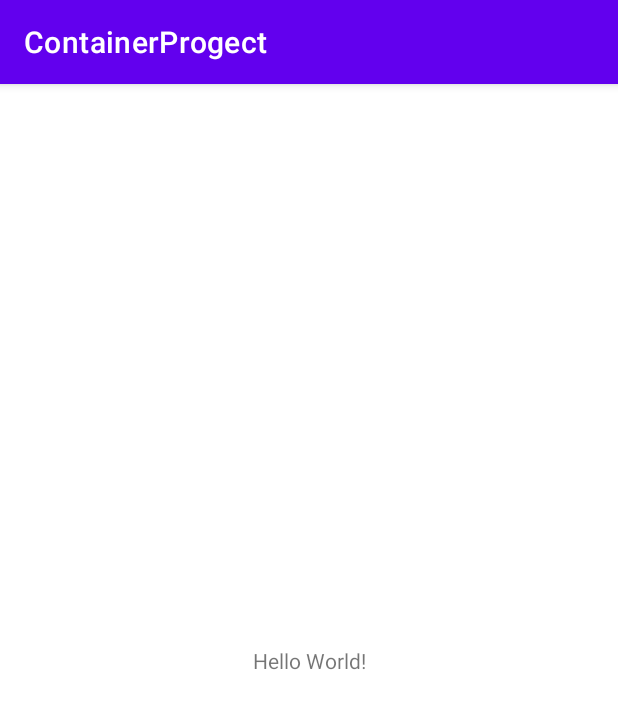
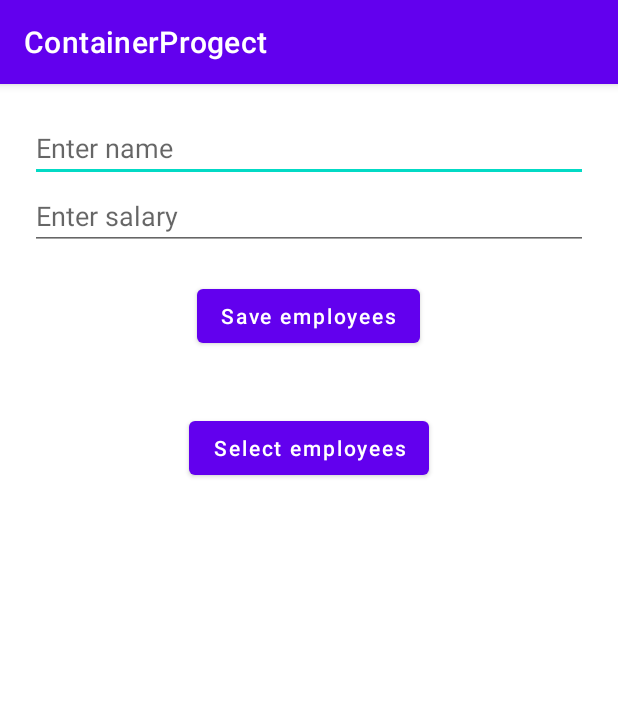
Before and after one commit to VladimirTsihukov/ContainerProgect, an Android app: the screen it shows after launch (MainActivity), on a phone screen of 412 x 824 dp. Shown: the top 709 px of the screen. Run offline under Robolectric (Android 15) with nearby library versions, the phone set to English and light mode, and no system bars; our stand-ins replace Room's generated code.

Commit message:
01_create_db

```diff
--- a/app/build.gradle
+++ b/app/build.gradle
@@ -1,6 +1,7 @@
 plugins {
     id 'com.android.application'
     id 'kotlin-android'
+    id 'kotlin-kapt'
     id 'kotlin-android-extensions'
 }
 
@@ -43,4 +44,15 @@ dependencies {
     testImplementation 'junit:junit:4.+'
     androidTestImplementation 'androidx.test.ext:junit:1.1.2'
     androidTestImplementation 'androidx.test.espresso:espresso-core:3.3.0'
+
+    def room_version = "2.3.0"
+
+    implementation("androidx.room:room-runtime:$room_version")
+    annotationProcessor "androidx.room:room-compiler:$room_version"
+
+    // To use Kotlin annotation processing tool (kapt)
+    kapt("androidx.room:room-compiler:$room_version")
+
+    // optional - Kotlin Extensions and Coroutines support for Room
+    implementation("androidx.room:room-ktx:$room_version")
 }
--- a/app/src/main/AndroidManifest.xml
+++ b/app/src/main/AndroidManifest.xml
@@ -6,6 +6,7 @@
         android:allowBackup="true"
         android:icon="@mipmap/ic_launcher"
         android:label="@string/app_name"
+        android:name=".App"
         android:roundIcon="@mipmap/ic_launcher_round"
         android:supportsRtl="true"
         android:theme="@style/Theme.ContainerProgect">
--- /dev/null
+++ b/app/src/main/java/com/androidapp/containerprogect/App.kt
@@ -0,0 +1,17 @@
+package com.androidapp.containerprogect
+
+import android.app.Application
+import com.androidapp.containerprogect.room.AppDataBase
+
+class App : Application() {
+
+    companion object {
+        lateinit var db: AppDataBase
+    }
+
+    override fun onCreate() {
+        super.onCreate()
+
+        db = AppDataBase.instance(this)
+    }
+}
--- a/app/src/main/java/com/androidapp/containerprogect/MainActivity.kt
+++ b/app/src/main/java/com/androidapp/containerprogect/MainActivity.kt
@@ -1,11 +1,54 @@
 package com.androidapp.containerprogect
 
+import android.os.Bundle
+import android.util.Log
 import androidx.appcompat.app.AppCompatActivity
-import android.os.Bundle
+import com.androidapp.containerprogect.room.data.Employees
+import kotlinx.android.synthetic.main.activity_main.*
+import kotlinx.coroutines.*
+
+const val TAG = "MainActivity"
 
 class MainActivity : AppCompatActivity() {
+
+    private val db by lazy { App.db }
+    private val handler = CoroutineExceptionHandler { _, throwable ->
+        getLogError(throwable.message.toString())
+    }
+    private val scope = CoroutineScope(SupervisorJob() + Dispatchers.Main + handler)
+
     override fun onCreate(savedInstanceState: Bundle?) {
         super.onCreate(savedInstanceState)
         setContentView(R.layout.activity_main)
+
+        btn_save.setOnClickListener {
+            val name = edit_text_name.text.toString()
+            val salary = edit_text_salary.text.toString().run { toIntOrNull() ?: 0 }
+            scope.launch {
+                db.employees().insert(Employees(name = name, salary = salary))
+                edit_text_name.text?.clear()
+                edit_text_salary.text?.clear()
+            }
+        }
+
+        btn_select.setOnClickListener {
+            scope.launch {
+                val employees = db.employees().getAll()
+                text_select.text = employees.toString()
+            }
+        }
+    }
+
+    override fun onDestroy() {
+        super.onDestroy()
+        scope.cancel()
     }
 }
+
+fun getLogError(text: String) {
+    Log.e(TAG, "Error - $text")
+}
+
+fun getLogInfo(text: String) {
+    Log.i(TAG, "Info - $text")
+}
--- /dev/null
+++ b/app/src/main/java/com/androidapp/containerprogect/room/AppDataBase.kt
@@ -0,0 +1,24 @@
+package com.androidapp.containerprogect.room
+
+import android.content.Context
+import androidx.room.Database
+import androidx.room.Room
+import androidx.room.RoomDatabase
+import com.androidapp.containerprogect.room.data.Employees
+
+
+@Database(entities = [Employees::class], version = 1)
+abstract class AppDataBase : RoomDatabase() {
+
+    abstract fun employees(): DaoEmployee
+
+    companion object {
+        fun instance(context: Context): AppDataBase {
+            return Room.databaseBuilder(
+                context,
+                AppDataBase::class.java,
+                "dataBase"
+            ).build()
+        }
+    }
+}
--- /dev/null
+++ b/app/src/main/java/com/androidapp/containerprogect/room/DaoEmployee.kt
@@ -0,0 +1,23 @@
+package com.androidapp.containerprogect.room
+
+import androidx.room.*
+import com.androidapp.containerprogect.room.data.Employees
+
+@Dao
+interface DaoEmployee {
+
+    @Query("SELECT * FROM employees")
+    suspend fun getAll(): List<Employees>
+
+    @Query("SELECT * FROM employees WHERE id = :id")
+    suspend fun getById(id: Long) : Employees
+
+    @Insert
+    suspend fun insert(employees: Employees)
+
+    @Update
+    suspend fun update(employees: Employees)
+
+    @Delete
+    suspend fun delete(employees: Employees)
+}
--- /dev/null
+++ b/app/src/main/java/com/androidapp/containerprogect/room/data/Address.kt
@@ -0,0 +1,7 @@
+package com.androidapp.containerprogect.room.data
+
+data class Address(
+    val city: String,
+    val street: String,
+    val number: Int,
+)
--- /dev/null
+++ b/app/src/main/java/com/androidapp/containerprogect/room/data/Employees.kt
@@ -0,0 +1,15 @@
+package com.androidapp.containerprogect.room.data
+
+import androidx.room.Entity
+import androidx.room.PrimaryKey
+
+@Entity (tableName = "employees")
+data class Employees(
+
+    @PrimaryKey(autoGenerate = true)
+    val id : Long = 0,
+    val name: String,
+    val salary: Int,
+/*    @Embedded(prefix = "address")
+    val address: Address,*/
+)
--- a/app/src/main/res/layout/activity_main.xml
+++ b/app/src/main/res/layout/activity_main.xml
@@ -1,18 +1,48 @@
 <?xml version="1.0" encoding="utf-8"?>
-<androidx.constraintlayout.widget.ConstraintLayout xmlns:android="http://schemas.android.com/apk/res/android"
-    xmlns:app="http://schemas.android.com/apk/res-auto"
+<LinearLayout xmlns:android="http://schemas.android.com/apk/res/android"
     xmlns:tools="http://schemas.android.com/tools"
     android:layout_width="match_parent"
     android:layout_height="match_parent"
+    android:layout_margin="20dp"
+    android:orientation="vertical"
     tools:context=".MainActivity">
 
-    <TextView
+    <androidx.appcompat.widget.AppCompatEditText
+        android:id="@+id/edit_text_name"
+        android:layout_width="match_parent"
+        android:layout_height="wrap_content"
+        android:hint="@string/enter_name"
+        android:inputType="text" />
+
+    <androidx.appcompat.widget.AppCompatEditText
+        android:id="@+id/edit_text_salary"
+        android:layout_width="match_parent"
+        android:layout_height="wrap_content"
+        android:hint="@string/enter_salary"
+        android:inputType="number" />
+
+    <Button
+        android:id="@+id/btn_save"
         android:layout_width="wrap_content"
         android:layout_height="wrap_content"
-        android:text="Hello World!"
-        app:layout_constraintBottom_toBottomOf="parent"
-        app:layout_constraintLeft_toLeftOf="parent"
-        app:layout_constraintRight_toRightOf="parent"
-        app:layout_constraintTop_toTopOf="parent" />
+        android:layout_gravity="center_horizontal"
+        android:layout_margin="20dp"
+        android:text="@string/save_employees"
+        android:textAllCaps="false" />
 
-</androidx.constraintlayout.widget.ConstraintLayout>
+    <Button
+        android:id="@+id/btn_select"
+        android:layout_width="wrap_content"
+        android:layout_height="wrap_content"
+        android:layout_gravity="center_horizontal"
+        android:layout_margin="20dp"
+        android:text="@string/select_employees"
+        android:textAllCaps="false" />
+
+    <TextView
+        android:id="@+id/text_select"
+        android:layout_width="match_parent"
+        android:layout_height="wrap_content"
+        tools:text="Select employees" />
+
+</LinearLayout>
--- a/app/src/main/res/values/strings.xml
+++ b/app/src/main/res/values/strings.xml
@@ -1,3 +1,7 @@
 <resources>
     <string name="app_name">ContainerProgect</string>
+    <string name="enter_name">Enter name</string>
+    <string name="enter_salary">Enter salary</string>
+    <string name="save_employees">Save employees</string>
+    <string name="select_employees">Select employees</string>
 </resources>
```
